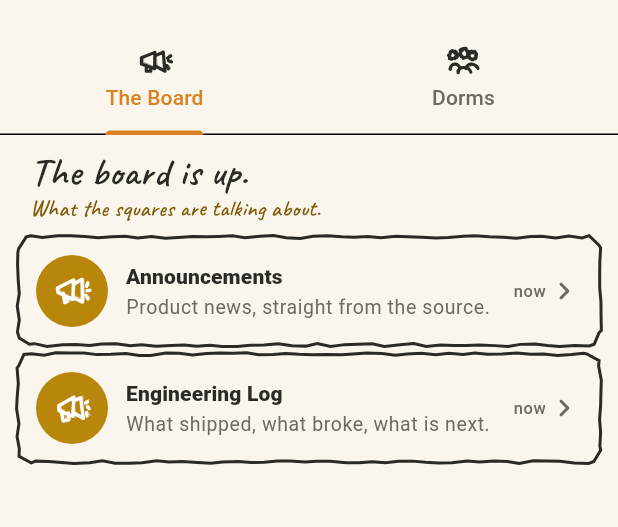
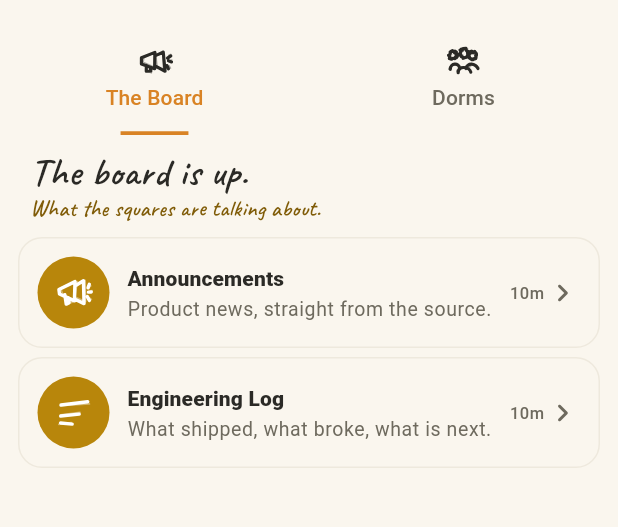
Before and after one commit to Delian21/echo-bay, a Flutter app: the NexusModuleView screen opened by its route, on a phone screen of 412 x 824 dp, the part 60-587 px from its top. Run offline on Flutter 3.47's test engine with Material 3 defaults, Android fonts, the phone set to English and light mode, and no system bars; our stand-ins replace audioplayers, drift, drift_flutter, equatable, flutter_local_notifications, flutter_secure_storage and 7 more; missing offline and left inert: blurhash_dart, dart:js_interop, record; accounts and stored records are empty; generated files the repository leaves out were written again.

Commit message:
Let the Hallway say when a channel actually spoke
Row times now come from each channel's newest real post instead of the
seed-time stamp, so they age honestly: ten minutes reads 10m, a fresh
broadcast reads now, and no label is printed when there is nothing to time.
Channels get distinct glyphs (Announcements broadcasts, the log is
written), descriptions get two lines, and the tabs trade their full-width
block for a short accent underline under the selected label.

🤖 Generated with Codebuff
Co-Authored-By: Codebuff <noreply@codebuff.com>

```diff
--- a/lib/features/nexus/ui/nexus_module_view.dart
+++ b/lib/features/nexus/ui/nexus_module_view.dart
@@ -83,6 +83,19 @@ class _NexusModuleViewState extends State<NexusModuleView> {
             const SizedBox(width: 4),
           ],
           bottom: TabBar(
+            // A short accent underline under the selected label only:
+            // no tab-wide highlight block, no full-width divider line.
+            indicatorSize: TabBarIndicatorSize.label,
+            indicator: UnderlineTabIndicator(
+              borderSide: BorderSide(
+                color: Theme.of(context).colorScheme.primary,
+                width: 2.5,
+              ),
+              insets: const EdgeInsets.symmetric(horizontal: 10),
+            ),
+            dividerColor: Colors.transparent,
+            overlayColor: const WidgetStatePropertyAll(Colors.transparent),
+            splashFactory: NoSplash.splashFactory,
             tabs: [
               Tab(
                 icon: SketchGlyph(
@@ -210,6 +223,7 @@ class _ChannelsTab extends StatelessWidget {
                   index: index - 1,
                   child: _ChannelTile(
                     channel: c,
+                    repository: repository,
                     onOpen: () {
                       Navigator.of(context).push(MaterialPageRoute<void>(
                         builder: (_) => NexusChannelPostsPage(
@@ -230,17 +244,21 @@ class _ChannelsTab extends StatelessWidget {
 }
 
 class _ChannelTile extends StatelessWidget {
-  const _ChannelTile({required this.channel, required this.onOpen});
+  const _ChannelTile({
+    required this.channel,
+    required this.repository,
+    required this.onOpen,
+  });
 
   final NexusChannel channel;
+  final NexusRepository repository;
   final VoidCallback onOpen;
 
   @override
   Widget build(BuildContext context) {
     final theme = Theme.of(context);
-    // Bulletin-board ink (spec §4): wobbly notebook box around each
-    // channel tile when the analog layer is on.
-    final useInk = GoldenHourExtension.of(context).enabled;
+    // List rows take the plain hairline: the wobbly stroke belongs to feed
+    // post cards only.
     final seed = channel.id.hashCode & 0x7FFFFFFF;
 
     final tileContent = Row(
@@ -248,10 +266,10 @@ class _ChannelTile extends StatelessWidget {
         CircleAvatar(
           radius: 24,
           backgroundColor: theme.colorScheme.tertiaryContainer,
-          // The sketch megaphone, not Material's — the tab above already
-          // carries the hand-drawn one, so the tile must match it.
+          // Per-channel chalk glyph: announcements broadcast, the log is
+          // written — two megaphones read as the same channel twice.
           child: SketchGlyph(
-            kind: SketchIconKind.megaphone,
+            kind: _channelGlyph(channel),
             size: 26,
             color: theme.colorScheme.onTertiaryContainer,
             seed: seed ^ 0x2C1,
@@ -272,7 +290,7 @@ class _ChannelTile extends StatelessWidget {
               const SizedBox(height: 2),
               Text(
                 channel.description,
-                maxLines: 1,
+                maxLines: 2,
                 overflow: TextOverflow.ellipsis,
                 style: theme.textTheme.bodySmall?.copyWith(
                   color: theme.colorScheme.onSurfaceVariant,
@@ -281,12 +299,11 @@ class _ChannelTile extends StatelessWidget {
             ],
           ),
         ),
-        const SizedBox(width: 8),
-        Text(
-          _timeLabel(channel.lastPostAt),
-          style: theme.textTheme.labelSmall?.copyWith(
-            color: theme.colorScheme.onSurfaceVariant,
-          ),
+        // Measured from the newest real post, not the channel row's
+        // seed-time stamp — that one says "now" forever.
+        _ChannelActivityTime(
+          repository: repository,
+          channelId: channel.id,
         ),
         Icon(
           Icons.chevron_right_rounded,
@@ -301,23 +318,11 @@ class _ChannelTile extends StatelessWidget {
       child: InkWell(
         borderRadius: BorderRadius.circular(16),
         onTap: onOpen,
-        child: useInk
-            ? SketchBox(
-                seed: seed,
-                radius: 8,
-                strokeWidth: 2,
-                color: SketchInk.of(context),
-                padding: const EdgeInsets.all(12),
-                child: tileContent,
-              )
-            : Container(
+        child: Container(
           padding: const EdgeInsets.all(12),
           decoration: BoxDecoration(
             borderRadius: BorderRadius.circular(16),
-                  border: Border.all(
-                    color: theme.colorScheme.outlineVariant
-                        .withValues(alpha: 0.5),
-                  ),
+            border: Border.all(color: context.borderPlain), // 1px
           ),
           child: tileContent,
         ),
@@ -330,8 +335,81 @@ class _ChannelTile extends StatelessWidget {
     );
   }
 
-  String _timeLabel(DateTime at) {
+  /// One glyph per channel, matched on the stable id first and the title
+  /// second (custom/named channels still get something sensible).
+  SketchIconKind _channelGlyph(NexusChannel channel) {
+    final id = channel.id.toLowerCase();
+    final title = channel.title.toLowerCase();
+    if (id.contains('ann') || title.contains('announce')) {
+      return SketchIconKind.megaphone;
+    }
+    if (id.contains('eng') ||
+        title.contains('engineering') ||
+        title.contains('log')) {
+      // Written record, not a broadcast.
+      return SketchIconKind.scribbleLine;
+    }
+    if (title.contains('design')) return SketchIconKind.plusCircle;
+    if (title.contains('random') || title.contains('chat')) {
+      return SketchIconKind.jaggedBubble;
+    }
+    return SketchIconKind.scribbleLine;
+  }
+}
+
+/// The row's relative time, read from the channel's newest post. No
+/// posts (or an empty/failed stream) means no label at all — there is
+/// no activity to time. Sub-second freshness stays quiet rather than
+/// printing a hard-coded "now".
+class _ChannelActivityTime extends StatefulWidget {
+  const _ChannelActivityTime({
+    required this.repository,
+    required this.channelId,
+  });
+
+  final NexusRepository repository;
+  final String channelId;
+
+  @override
+  State<_ChannelActivityTime> createState() => _ChannelActivityTimeState();
+}
+
+class _ChannelActivityTimeState extends State<_ChannelActivityTime> {
+  // Late-final stream discipline: watchChannelPosts() hands back a fresh
+  // stream per call, so one subscription per row, created once.
+  late final Stream<List<ChannelPost>> _posts = widget.repository
+      .watchChannelPosts(channelId: widget.channelId)
+      .map((either) => either.fold((_) => const <ChannelPost>[], (p) => p));
+
+  @override
+  Widget build(BuildContext context) {
+    final theme = Theme.of(context);
+    return StreamBuilder<List<ChannelPost>>(
+      stream: _posts,
+      builder: (context, snapshot) {
+        final posts = snapshot.data ?? const <ChannelPost>[];
+        // The query orders newest first.
+        final label = posts.isEmpty ? null : _timeLabel(posts.first.createdAt);
+        if (label == null) return const SizedBox.shrink();
+        return Padding(
+          padding: const EdgeInsets.only(left: 8),
+          child: Text(
+            label,
+            style: theme.textTheme.labelSmall?.copyWith(
+              color: theme.colorScheme.onSurfaceVariant,
+            ),
+          ),
+        );
+      },
+    );
+  }
+
+  /// A post inside the last minute reads "now" — the label is measured
+  /// from real activity, so that word is now true. A future stamp (clock
+  /// skew) still gets nothing: there is no elapsed time to report.
+  static String? _timeLabel(DateTime at) {
     final delta = DateTime.now().difference(at);
+    if (delta.isNegative) return null;
     if (delta.inMinutes < 1) return 'now';
     if (delta.inMinutes < 60) return '${delta.inMinutes}m';
     if (delta.inHours < 24) return '${delta.inHours}h';
@@ -517,10 +595,8 @@ class _GroupTile extends StatelessWidget {
       MemberRole.admin => 'Admin',
       MemberRole.member => 'Member',
     };
-    // Same bulletin-board ink as the Board tiles — the Nexus's second
-    // slice of the analog voice.
-    final useInk = GoldenHourExtension.of(context).enabled;
-    final seed = group.id.hashCode & 0x7FFFFFFF;
+    // Plain hairline, same as the Board tiles.
+
 
     final tileContent = Row(
               children: [
@@ -556,8 +632,9 @@ class _GroupTile extends StatelessWidget {
                     ],
                   ),
                 ),
+                if (_timeLabel(group.lastActivityAt) case final label?)
                   Text(
-                  _timeLabel(group.lastActivityAt),
+                    label,
                     style: theme.textTheme.labelSmall?.copyWith(
                       color: theme.colorScheme.onSurfaceVariant,
                     ),
@@ -571,23 +648,11 @@ class _GroupTile extends StatelessWidget {
       child: InkWell(
         borderRadius: BorderRadius.circular(16),
         onTap: onOpen,
-        child: useInk
-            ? SketchBox(
-                seed: seed,
-                radius: 8,
-                strokeWidth: 2,
-                color: SketchInk.of(context),
-                padding: const EdgeInsets.all(12),
-                child: tileContent,
-              )
-            : Container(
+        child: Container(
           padding: const EdgeInsets.all(12),
           decoration: BoxDecoration(
             borderRadius: BorderRadius.circular(16),
-                  border: Border.all(
-                    color: theme.colorScheme.outlineVariant
-                        .withValues(alpha: 0.5),
-                  ),
+            border: Border.all(color: context.borderPlain), // 1px
           ),
           child: tileContent,
         ),
@@ -600,9 +665,11 @@ class _GroupTile extends StatelessWidget {
     );
   }
 
-  String _timeLabel(DateTime at) {
+  /// Null under a minute: a group whose activity is "right now" gets no
+  /// label rather than a hard-coded "now" that never ages.
+  String? _timeLabel(DateTime at) {
     final delta = DateTime.now().difference(at);
-    if (delta.inMinutes < 1) return 'now';
+    if (delta.inMinutes < 1) return null;
     if (delta.inMinutes < 60) return '${delta.inMinutes}m';
     if (delta.inHours < 24) return '${delta.inHours}h';
     return '${delta.inDays}d';
```
Lines whose indentation alone changed are shown as unchanged.
